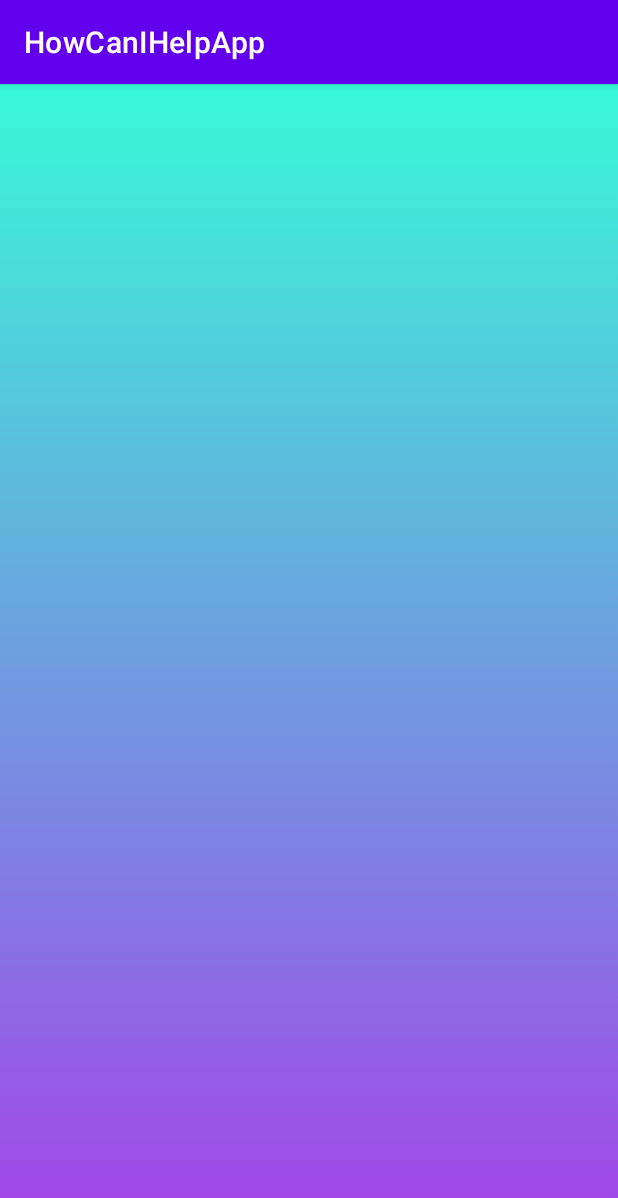
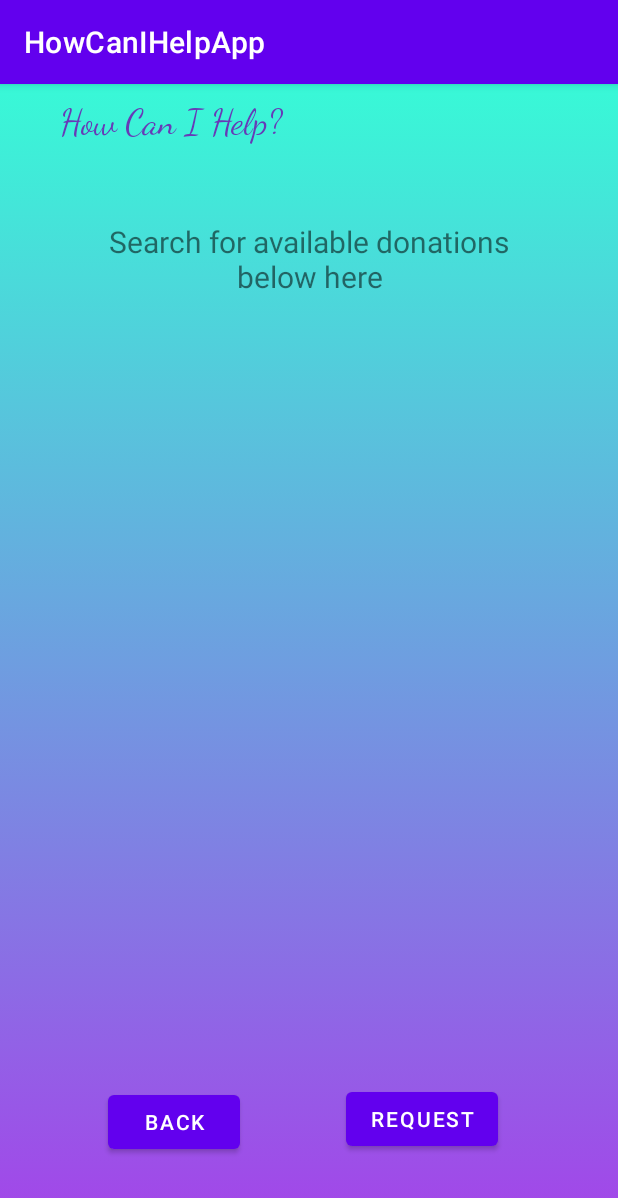
Before and after one commit to cis3296s22/howcanihelp, an Android app: the DonationSearch screen opened directly, with no data from a screen before it, on a phone screen of 412 x 824 dp. Shown: the top 1198 px of the screen. Run offline under Robolectric (Android 15) with nearby library versions, the phone set to English and light mode, and no system bars.

Commit message:
Modified layout and added more functions

```diff
--- a/app/src/main/java/edu/temple/howcanihelpapp/DonationSearch.java
+++ b/app/src/main/java/edu/temple/howcanihelpapp/DonationSearch.java
@@ -2,13 +2,36 @@ package edu.temple.howcanihelpapp;
 
 import androidx.appcompat.app.AppCompatActivity;
 
+import android.content.Intent;
 import android.os.Bundle;
+import android.view.View;
+import android.widget.Button;
 
 public class DonationSearch extends AppCompatActivity {
+
+    Button back, request;
 
     @Override
     protected void onCreate(Bundle savedInstanceState) {
         super.onCreate(savedInstanceState);
         setContentView(R.layout.activity_donation_search);
+
+        back = findViewById(R.id.back);
+        back.setOnClickListener(new View.OnClickListener() {
+            @Override
+            public void onClick(View view) {
+                Intent i = new Intent(DonationSearch.this, RequestsActivity.class);
+                startActivity(i);
+            }
+        });
+
+        request = findViewById(R.id.donate);
+        request.setOnClickListener(new View.OnClickListener() {
+            @Override
+            public void onClick(View view) {
+                Intent i = new Intent(DonationSearch.this, ConfirmPage.class);
+                startActivity(i);
+            }
+        });
     }
 }
--- a/app/src/main/res/layout/activity_donation_search.xml
+++ b/app/src/main/res/layout/activity_donation_search.xml
@@ -4,7 +4,82 @@
     xmlns:tools="http://schemas.android.com/tools"
     android:layout_width="match_parent"
     android:layout_height="match_parent"
-    android:background="@drawable/background_main" >
-    tools:context=".donationSearch">
+    android:background="@drawable/background_main"
+    tools:context=".DonationSearch">
 
+    <TextView
+        android:id="@+id/textView"
+        android:layout_width="306dp"
+        android:layout_height="61dp"
+        android:layout_marginStart="50dp"
+        android:layout_marginTop="70dp"
+        android:layout_marginEnd="50dp"
+        android:layout_marginBottom="32dp"
+        android:gravity="center"
+        android:text="Search for available donations below here"
+        android:textSize="20sp"
+        app:layout_constraintBottom_toTopOf="@+id/donScrollView"
+        app:layout_constraintEnd_toEndOf="parent"
+        app:layout_constraintStart_toStartOf="parent"
+        app:layout_constraintTop_toTopOf="parent"
+        tools:text="Search for available donations below here" />
+
+    <ScrollView
+        android:id="@+id/donScrollView"
+        android:layout_width="0dp"
+        android:layout_height="0dp"
+        android:layout_marginStart="3dp"
+        android:layout_marginTop="195dp"
+        android:layout_marginEnd="3dp"
+        android:layout_marginBottom="67dp"
+        app:layout_constraintBottom_toTopOf="@+id/donate"
+        app:layout_constraintEnd_toEndOf="parent"
+        app:layout_constraintStart_toStartOf="parent"
+        app:layout_constraintTop_toTopOf="parent">
+
+        <LinearLayout
+            android:layout_width="match_parent"
+            android:layout_height="wrap_content"
+            android:orientation="vertical" />
+    </ScrollView>
+
+    <Button
+        android:id="@+id/back"
+        android:layout_width="wrap_content"
+        android:layout_height="wrap_content"
+        android:layout_marginStart="1dp"
+        android:layout_marginBottom="52dp"
+        android:text="BACK"
+        app:layout_constraintBottom_toBottomOf="parent"
+        app:layout_constraintEnd_toEndOf="parent"
+        app:layout_constraintEnd_toStartOf="@+id/donate"
+        app:layout_constraintHorizontal_bias="0.229"
+        app:layout_constraintStart_toStartOf="parent"
+        app:layout_constraintTop_toBottomOf="@+id/donScrollView"
+        app:layout_constraintVertical_bias="1.0"
+        tools:text="BACK" />
+
+    <Button
+        android:id="@+id/donate"
+        android:layout_width="wrap_content"
+        android:layout_height="wrap_content"
+        android:layout_marginEnd="9dp"
+        android:layout_marginBottom="54dp"
+        android:text="REQUEST"
+        app:layout_constraintBottom_toBottomOf="parent"
+        app:layout_constraintEnd_toEndOf="parent"
+        app:layout_constraintStart_toEndOf="@+id/back"
+        app:layout_constraintTop_toBottomOf="@+id/donScrollView" />
+
+    <TextView
+        android:id="@+id/appname"
+        android:layout_width="228dp"
+        android:layout_height="51dp"
+        android:fontFamily="cursive"
+        android:gravity="center"
+        android:text="How Can I Help?"
+        android:textColor="#673AB7"
+        android:textSize="24sp"
+        tools:layout_editor_absoluteX="91dp"
+        tools:layout_editor_absoluteY="16dp" />
 </androidx.constraintlayout.widget.ConstraintLayout>
```
